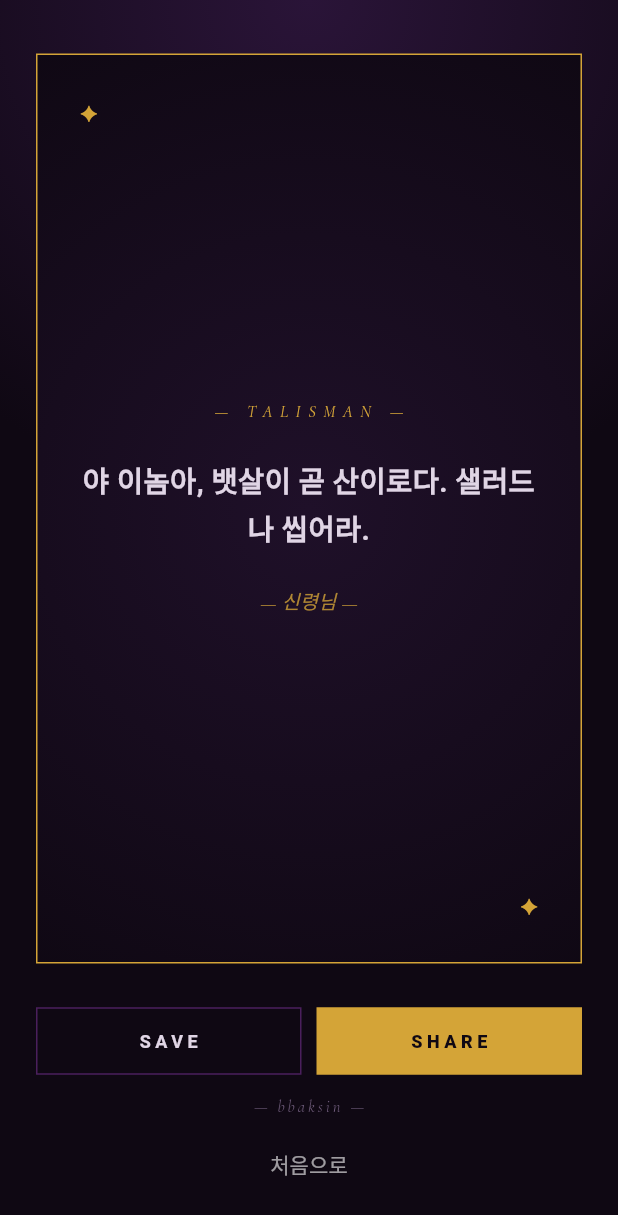
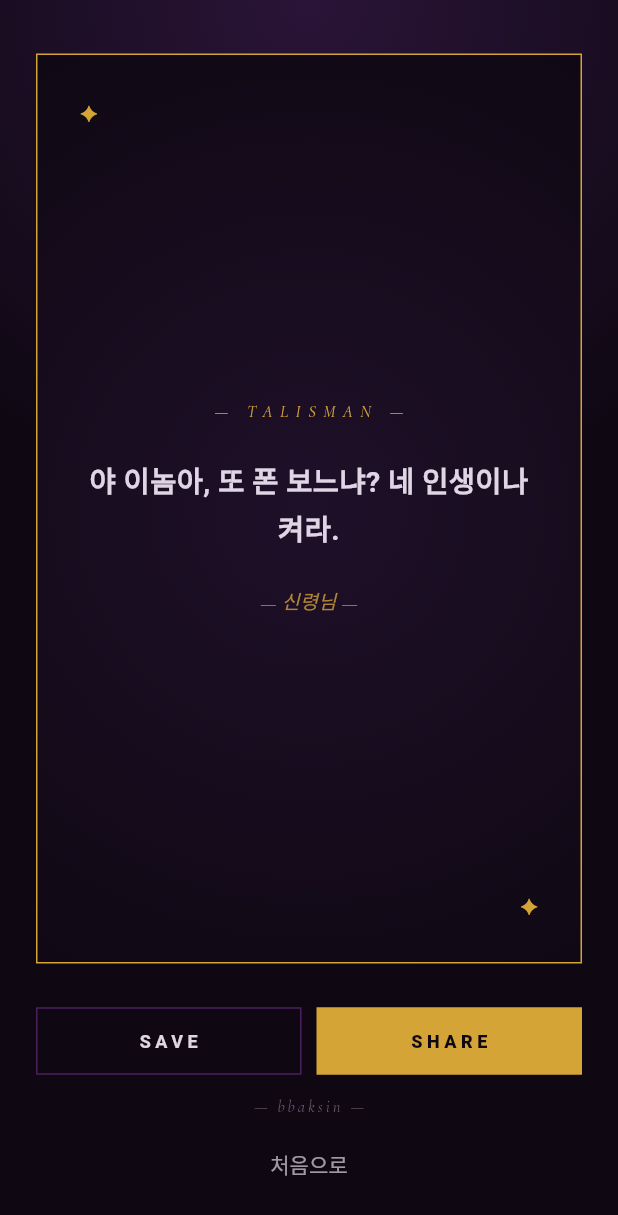
Before and after one commit to dorisurararara-crypto/seephone, a Flutter app: the ResultScreen screen opened by its route, on a phone screen of 412 x 824 dp. Shown: the top 1215 px of the screen. Run offline on Flutter 3.47's test engine with Material 3 defaults, Android fonts, the phone set to English and light mode, and no system bars; drawn by our look-alikes of screenshot; our stand-ins replace flutter_riverpod, go_router, google_fonts, sensors_plus, share_plus, shared_preferences and 1 more; missing offline and left inert: gal; accounts and stored records are empty.

Commit message:
feat(bbaksin): 멘트 JSON 로드 + 캡처/저장/공유 구현
- assets/data/messages.json — 120개 멘트 (배치 1)
- MessageRepository → FutureProvider, JSON 비동기 로드
- 카테고리 키워드 매칭 (질문에 '카톡' → love, '통장' → money 등)
- ShareService: screenshot 캡처 → gal 갤러리 저장 + share_plus SNS 공유
- 결과 화면 ConsumerStatefulWidget 으로 변환, AsyncValue when 처리
- 5개 테마 모두 부적 위젯이 캡처 영역 안에 들어가서 동일 동작

Co-Authored-By: Claude Opus 4.7 (1M context) <noreply@anthropic.com>

```diff
--- a/bbaksin/lib/screens/result_screen.dart
+++ b/bbaksin/lib/screens/result_screen.dart
@@ -1,8 +1,10 @@
 import 'package:flutter/material.dart';
 import 'package:flutter_riverpod/flutter_riverpod.dart';
 import 'package:go_router/go_router.dart';
+import '../services/share_service.dart';
 import '../state/message_repo.dart';
 import '../theme/theme_provider.dart';
+import 'package:screenshot/screenshot.dart';
 
 class ResultScreen extends ConsumerStatefulWidget {
   final String question;
@@ -13,37 +15,51 @@ class ResultScreen extends ConsumerStatefulWidget {
 }
 
 class _ResultScreenState extends ConsumerState<ResultScreen> {
-  late final Message _message;
-
-  @override
-  void initState() {
-    super.initState();
-    _message = ref.read(messageRepoProvider).pickFor(widget.question);
-  }
+  final _shotController = ScreenshotController();
+  Message? _message;
 
   @override
   Widget build(BuildContext context) {
     final theme = ref.watch(currentThemeProvider);
+    final repoAsync = ref.watch(messageRepoProvider);
 
     return Scaffold(
       body: Container(
         decoration: theme.buildScreenBackground(),
         child: SafeArea(
-          child: Padding(
-            padding: const EdgeInsets.fromLTRB(24, 24, 24, 24),
+          child: repoAsync.when(
+            loading: () => const Center(child: CircularProgressIndicator()),
+            error: (e, _) => Center(
+              child: Text(
+                '데이터 로드 실패: $e',
+                style: const TextStyle(color: Colors.red),
+              ),
+            ),
+            data: (repo) {
+              _message ??= repo.pickFor(widget.question);
+              final msg = _message!;
+              return Padding(
+                padding: const EdgeInsets.all(24),
                 child: Column(
                   children: [
                     Expanded(
-                  child: Center(child: theme.buildTalisman(_message.text)),
+                      child: Center(
+                        child: Screenshot(
+                          controller: _shotController,
+                          child: theme.buildTalisman(msg.text),
+                        ),
+                      ),
                     ),
                     const SizedBox(height: 16),
                     theme.buildActionButtons(
-                  onSave: () {
-                    // TODO: gal.putImage() — screenshot 패키지로 부적 영역 캡처 후 저장.
-                  },
-                  onShare: () {
-                    // TODO: SharePlus.instance.share() with talisman PNG.
-                  },
+                      onSave: () => ShareService.saveTalisman(
+                        controller: _shotController,
+                        context: context,
+                      ),
+                      onShare: () => ShareService.shareTalisman(
+                        controller: _shotController,
+                        question: widget.question,
+                      ),
                     ),
                     theme.buildWatermark(),
                     const SizedBox(height: 6),
@@ -52,7 +68,8 @@ class _ResultScreenState extends ConsumerState<ResultScreen> {
                       child: Text(
                         '처음으로',
                         style: TextStyle(
-                      color: theme.statusBarBrightness == Brightness.light
+                          color:
+                              theme.statusBarBrightness == Brightness.light
                                   ? Colors.white60
                                   : Colors.black54,
                         ),
@@ -60,6 +77,8 @@ class _ResultScreenState extends ConsumerState<ResultScreen> {
                     ),
                   ],
                 ),
+              );
+            },
           ),
         ),
       ),
--- a/bbaksin/lib/state/message_repo.dart
+++ b/bbaksin/lib/state/message_repo.dart
@@ -1,8 +1,7 @@
+import 'dart:convert';
 import 'dart:math';
+import 'package:flutter/services.dart';
 import 'package:flutter_riverpod/flutter_riverpod.dart';
-
-// TODO: 톤 검증 후 assets/data/messages.json 로드로 전환.
-// 현재는 인라인 stub (content-draft/messages_batch1.md 에서 가져온 12개 샘플).
 
 class Message {
   final String text;
@@ -10,32 +9,49 @@ class Message {
   const Message(this.text, this.category);
 }
 
-const _stubMessages = <Message>[
-  Message('야 이놈아, 자니 치는 손가락부터 부러뜨려라.', 'love'),
-  Message('어허, 또 그놈이냐? 신령님께서 노하셨다.', 'love'),
-  Message('야 이놈아, 통장이 텅장이다. 치킨은 무슨 치킨.', 'money'),
-  Message('어허, 또 카드 긁었느냐? 다음 달 너의 곡소리가 들리는구나.', 'money'),
-  Message('야 이놈아, 뱃살이 곧 산이로다. 샐러드나 씹어라.', 'diet'),
-  Message('자고로 다이어트는 내일부터인 놈은 평생 살이 빠지지 않느니라.', 'diet'),
-  Message('야 이놈아, 점심 메뉴 30분째 고르느냐? 굶어라.', 'decision'),
-  Message('자고로 0과 1 사이에서 결정 못 하는 놈은 0이다.', 'decision'),
-  Message('야 이놈아, 야근 또 하느냐? 너의 시간은 부적도 못 살린다.', 'work'),
-  Message('어허, 또 회의에서 침묵했느냐? 너의 의견은 무덤 속이로다.', 'work'),
-  Message('야 이놈아, 또 폰 보느냐? 네 인생이나 켜라.', 'general'),
-  Message('자고로 게으른 놈은 부적도 못 살린다.', 'general'),
-];
+class MessageRepository {
+  MessageRepository(this._messages);
 
-class MessageRepository {
+  final List<Message> _messages;
   final _rand = Random();
 
-  Message pickRandom() {
-    return _stubMessages[_rand.nextInt(_stubMessages.length)];
-  }
+  // 카테고리 매칭용 키워드 → 카테고리 ID.
+  // 키워드 hit하면 그 카테고리 안에서만 픽. 안 맞으면 전체에서 픽.
+  static const _keywords = <String, String>{
+    '연애': 'love', '카톡': 'love', '전남친': 'love', '전여친': 'love',
+    '짝사랑': 'love', '썸': 'love', '결혼': 'love', '데이트': 'love', '자니': 'love',
+    '돈': 'money', '통장': 'money', '월급': 'money', '카드': 'money',
+    '명품': 'money', '저축': 'money', '적금': 'money', '치킨': 'money',
+    '다이어트': 'diet', '살': 'diet', '운동': 'diet', '헬스': 'diet',
+    '폭식': 'diet', '야식': 'diet', '배달': 'diet',
+    '점심': 'decision', '메뉴': 'decision', '고민': 'decision', '결정': 'decision',
+    '회사': 'work', '상사': 'work', '학교': 'work', '시험': 'work',
+    '발표': 'work', '진로': 'work', '사직': 'work', '야근': 'work',
+  };
+
+  Message pickRandom() => _messages[_rand.nextInt(_messages.length)];
 
   Message pickFor(String question) {
-    // TODO: 질문 키워드 기반 카테고리 매칭 (전남친·돈 등 키워드 → 해당 카테고리에서 픽)
-    return pickRandom();
+    String? matchedCategory;
+    for (final entry in _keywords.entries) {
+      if (question.contains(entry.key)) {
+        matchedCategory = entry.value;
+        break;
+      }
+    }
+    if (matchedCategory == null) return pickRandom();
+    final filtered =
+        _messages.where((m) => m.category == matchedCategory).toList();
+    if (filtered.isEmpty) return pickRandom();
+    return filtered[_rand.nextInt(filtered.length)];
   }
 }
 
-final messageRepoProvider = Provider<MessageRepository>((ref) => MessageRepository());
+final messageRepoProvider = FutureProvider<MessageRepository>((ref) async {
+  final raw = await rootBundle.loadString('assets/data/messages.json');
+  final json = jsonDecode(raw) as Map<String, dynamic>;
+  final list = (json['messages'] as List)
+      .map((e) => Message(e['text'] as String, e['category'] as String))
+      .toList();
+  return MessageRepository(list);
+});
```
Also changed, not shown: bbaksin/assets/data/messages.json (added, +138 -0 lines), bbaksin/lib/services/share_service.dart (added, +68 -0 lines). Lines whose indentation alone changed are shown as unchanged.
